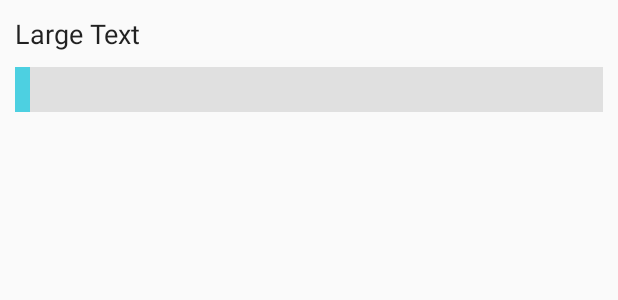
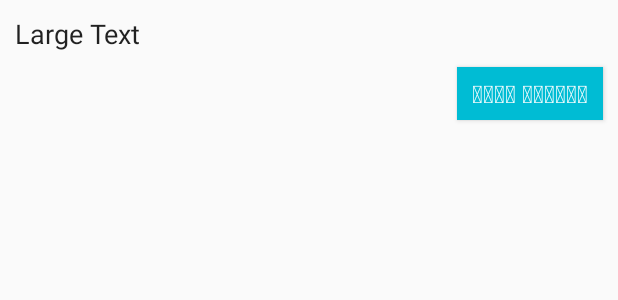
Before and after one commit to studio-404/geovoters, an Android app: the layout custom_row2.xml on its own in the app's theme, with its tools: preview values and no code run, on a phone screen of 412 x 824 dp. Shown: the top 300 px of the screen. Run offline under Robolectric (Android 15) with nearby library versions, the phone set to English and light mode, and no system bars.

Commit message:
finish app

```diff
--- a/app/src/main/java/ge/studio404/geovoters/custom_adapter2.java
+++ b/app/src/main/java/ge/studio404/geovoters/custom_adapter2.java
@@ -9,6 +9,7 @@ import android.view.LayoutInflater;
 import android.view.View;
 import android.view.ViewGroup;
 import android.widget.ArrayAdapter;
+import android.widget.LinearLayout;
 import android.widget.TextView;
 
 import java.io.BufferedReader;
@@ -72,8 +73,7 @@ public class custom_adapter2 extends ArrayAdapter<String> {
         }
 
         TextView answerid = (TextView)convertView.findViewById(R.id.answerid);
-        TextView answerPercentige = (TextView)convertView.findViewById(R.id.answerPercentige);
-        TextView mainVoteBox = (TextView)convertView.findViewById(R.id.mainVoteBox); // 100%
+//        TextView answerPercentige = (TextView)convertView.findViewById(R.id.answerPercentige);
         TextView superpersentage = (TextView) convertView.findViewById(R.id.superpersentage);
         makevoteButton = (Button) convertView.findViewById(R.id.makevoteButton);
         makevoteButton.setTag(itemIdx);
@@ -86,14 +86,10 @@ public class custom_adapter2 extends ArrayAdapter<String> {
                 new RetrieveFeedTask().execute(answer_id);
             }
         });
-        int getWidth = mainVoteBox.getLayoutParams().width;
 
 
-        int misus = (getWidth / 400) * 20;
-        answerPercentige.getLayoutParams().width = ((getWidth * Integer.parseInt(answerPercentigeString)) / 100) - misus;
-
         answerid.setText(answeridString);
-        answerPercentige.setText("");
+//        answerPercentige.setText("");
         superpersentage.setText(answerPercentigeString + "%");
 
         return convertView;
--- a/app/src/main/res/layout/activity_make_a_vote.xml
+++ b/app/src/main/res/layout/activity_make_a_vote.xml
@@ -81,7 +81,8 @@
             android:layout_below="@+id/moreData"
             android:layout_alignParentLeft="true"
             android:layout_alignParentStart="true"
-            android:layout_marginTop="20dp" />
+            android:layout_marginTop="20dp"
+            android:layout_marginBottom="20dp" />
 
         <TextView
             android:layout_width="match_parent"
--- a/app/src/main/res/layout/custom_row2.xml
+++ b/app/src/main/res/layout/custom_row2.xml
@@ -3,67 +3,42 @@
     android:layout_width="match_parent" android:layout_height="match_parent">
 
     <TextView
-        android:layout_width="400dp"
+        android:layout_width="match_parent"
         android:layout_height="wrap_content"
         android:textAppearance="?android:attr/textAppearanceLarge"
         android:text="Large Text"
         android:id="@+id/answerid"
+        android:textSize="18sp"
         android:layout_alignParentTop="true"
-        android:layout_alignLeft="@+id/mainVoteBox"
-        android:layout_alignStart="@+id/mainVoteBox"
-        android:layout_marginTop="10dp"
-        android:textSize="18sp"
-        android:layout_marginRight="10dp" />
+        android:layout_alignParentRight="true"
+        android:layout_alignParentEnd="true"
+        android:layout_margin="10dp" />
 
     <TextView
-        android:layout_width="400dp"
-        android:layout_height="30dp"
-        android:textAppearance="?android:attr/textAppearanceLarge"
-        android:id="@+id/mainVoteBox"
-        android:background="#E0E0E0"
-        android:gravity="center_vertical"
-        android:textSize="18sp"
-        android:paddingLeft="10dp"
-        android:layout_below="@+id/answerid"
-        android:layout_centerHorizontal="true"
-        android:layout_marginTop="10dp"
-        android:layout_marginLeft="10dp"
-        android:layout_marginRight="10dp" />
-
-    <TextView
-        android:layout_width="wrap_content"
-        android:layout_height="30dp"
-        android:textAppearance="?android:attr/textAppearanceLarge"
-        android:id="@+id/answerPercentige"
-        android:layout_alignTop="@+id/mainVoteBox"
-        android:layout_alignLeft="@+id/mainVoteBox"
-        android:layout_alignStart="@+id/mainVoteBox"
-        android:gravity="center_vertical"
-        android:background="#4DD0E1"
-        android:textColor="#ffffff"
-        android:paddingLeft="10dp" />
-
-    <TextView
-        android:layout_width="wrap_content"
-        android:layout_height="30dp"
+        android:layout_width="100dp"
+        android:layout_height="35dp"
         android:textAppearance="?android:attr/textAppearanceLarge"
         android:id="@+id/superpersentage"
-        android:layout_alignTop="@+id/mainVoteBox"
-        android:layout_alignLeft="@+id/mainVoteBox"
-        android:layout_alignStart="@+id/mainVoteBox"
-        android:textColor="#ffffff"
+        android:textColor="#00BCD4"
         android:paddingLeft="10dp"
-        android:textSize="16sp"
-        android:gravity="center_vertical" />
+        android:textSize="20sp"
+        android:gravity="left|center_vertical"
+        android:layout_below="@+id/answerid"
+        android:layout_alignLeft="@+id/answerid"
+        android:layout_alignStart="@+id/answerid" />
 
     <Button
-        android:layout_width="match_parent"
-        android:layout_height="30dp"
+        android:layout_width="wrap_content"
+        android:layout_height="35dp"
         android:id="@+id/makevoteButton"
-        android:layout_alignTop="@+id/mainVoteBox"
-        android:layout_alignLeft="@+id/mainVoteBox"
-        android:layout_alignStart="@+id/mainVoteBox"
-        android:layout_marginRight="10dp"
-        android:alpha="0" />
+        android:textColor="#ffffff"
+        android:background="#00BCD4"
+        android:layout_alignTop="@+id/superpersentage"
+        android:layout_alignRight="@+id/answerid"
+        android:layout_alignEnd="@+id/answerid"
+        android:text="@string/xmismicemaxx"
+        android:textSize="16sp"
+        android:paddingLeft="10dp"
+        android:paddingRight="10dp" />
 
 </RelativeLayout>
--- a/app/src/main/res/values/strings.xml
+++ b/app/src/main/res/values/strings.xml
@@ -41,4 +41,5 @@
     <string name="closeButtonText">closeButton</string>
     <string name="xmismicema2">ხმის მიცემა</string>
     <string name="persentije">35%</string>
+    <string name="xmismicemaxx">ხმის მიცემა</string>
 </resources>
```
